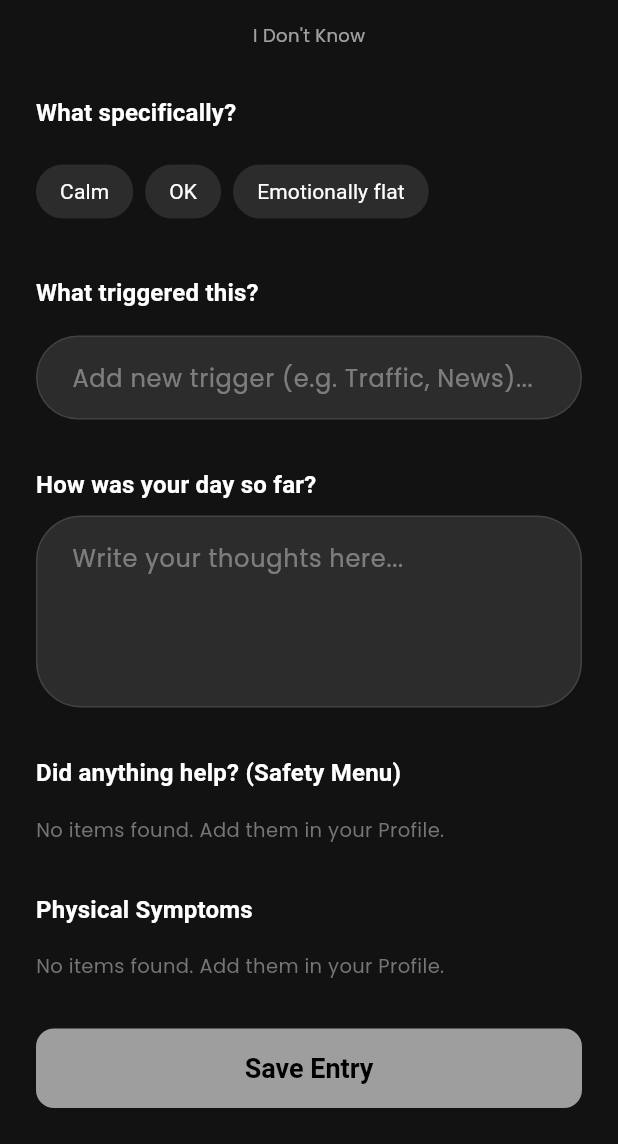
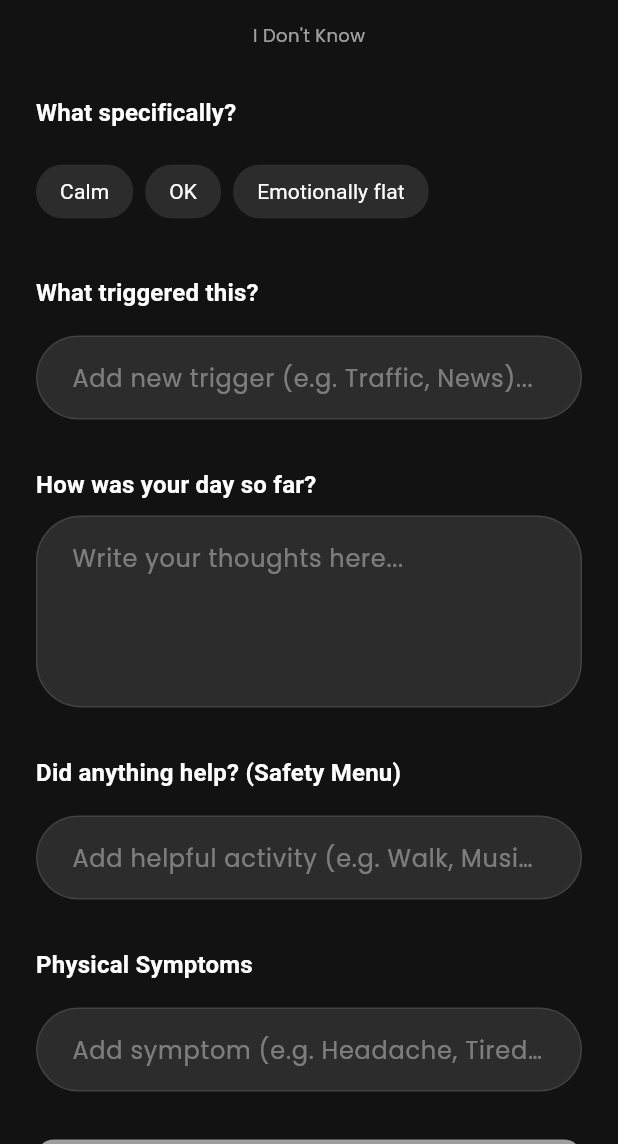
Before and after one commit to yvenyvi/mood-tracker, a Flutter app: the MoodEntryPage screen opened directly, scrolled down 390 dp, on a phone screen of 412 x 824 dp, the part 92-1236 px from its top. Run offline on Flutter 3.47's test engine with Material 3 defaults, Android fonts, the phone set to English and light mode, and no system bars; our stand-ins replace cloud_firestore, firebase_auth, firebase_core, fl_chart, google_fonts, google_sign_in and 1 more; accounts and stored records are empty; network calls fail.

Commit message:
fix/safety-menu-and-physical-symptom

```diff
--- a/lib/screens/mood_entry_page.dart
+++ b/lib/screens/mood_entry_page.dart
@@ -15,6 +15,8 @@ class MoodEntryPage extends StatefulWidget {
 class _MoodEntryPageState extends State<MoodEntryPage> {
   final _noteController = TextEditingController();
   final _triggerController = TextEditingController();
+  final _copingController = TextEditingController();
+  final _symptomController = TextEditingController();
 
   @override
   void initState() {
@@ -38,7 +40,46 @@ class _MoodEntryPageState extends State<MoodEntryPage> {
   void dispose() {
     _noteController.dispose();
     _triggerController.dispose();
+    _copingController.dispose();
+    _symptomController.dispose();
     super.dispose();
+  }
+
+  Future<void> _processNewItems(
+    String input,
+    Set<String> selectedSet,
+    String collectionName,
+    String userId,
+  ) async {
+    if (input.isEmpty) return;
+
+    final newItems = input
+        .split(',')
+        .map((e) => e.trim())
+        .where((e) => e.isNotEmpty);
+
+    for (var item in newItems) {
+      if (!selectedSet.contains(item)) {
+        selectedSet.add(item);
+      }
+
+      // Persist for future validation
+      FirebaseFirestore.instance
+          .collection('users')
+          .doc(userId)
+          .collection(collectionName)
+          .where('name', isEqualTo: item)
+          .get()
+          .then((snapshot) {
+            if (snapshot.docs.isEmpty) {
+              FirebaseFirestore.instance
+                  .collection('users')
+                  .doc(userId)
+                  .collection(collectionName)
+                  .add({'name': item, 'created_at': DateTime.now()});
+            }
+          });
+    }
   }
 
   Future<void> _saveMood() async {
@@ -55,42 +96,29 @@ class _MoodEntryPageState extends State<MoodEntryPage> {
     setState(() => _isSaving = true);
 
     try {
-      // 1. Handle Triggers (Merge selected + new typed)
-      final String manualTriggerInput = _triggerController.text.trim();
+      // 1. Process new items for all dynamic fields
+      await Future.wait([
+        _processNewItems(
+          _triggerController.text.trim(),
+          _selectedTriggers,
+          'triggers',
+          user.uid,
+        ),
+        _processNewItems(
+          _copingController.text.trim(),
+          _selectedCopingStrategies,
+          'coping_strategies',
+          user.uid,
+        ),
+        _processNewItems(
+          _symptomController.text.trim(),
+          _selectedSymptoms,
+          'physical_symptoms',
+          user.uid,
+        ),
+      ]);
+
       final List<String> allTriggers = List.from(_selectedTriggers);
-
-      if (manualTriggerInput.isNotEmpty) {
-        // Split by comma if user typed multiple
-        final newTriggers = manualTriggerInput
-            .split(',')
-            .map((e) => e.trim())
-            .where((e) => e.isNotEmpty);
-
-        for (var t in newTriggers) {
-          // Add to current selection
-          if (!allTriggers.contains(t)) {
-            allTriggers.add(t);
-          }
-
-          // Persist custom trigger for future validation
-          // We do this concurrently without awaiting to speed up UX
-          FirebaseFirestore.instance
-              .collection('users')
-              .doc(user.uid)
-              .collection('triggers')
-              .where('name', isEqualTo: t)
-              .get()
-              .then((snapshot) {
-                if (snapshot.docs.isEmpty) {
-                  FirebaseFirestore.instance
-                      .collection('users')
-                      .doc(user.uid)
-                      .collection('triggers')
-                      .add({'name': t, 'created_at': DateTime.now()});
-                }
-              });
-        }
-      }
 
       await FirebaseFirestore.instance
           .collection('users')
@@ -299,8 +327,16 @@ class _MoodEntryPageState extends State<MoodEntryPage> {
 
             const SizedBox(height: 32),
 
-            // Triggers Section (Replaces simple TextField)
-            _buildTriggersSection(context, user?.uid),
+            // Triggers Section
+            _buildDynamicSection(
+              context,
+              user?.uid,
+              'triggers',
+              'What triggered this?',
+              _selectedTriggers,
+              _triggerController,
+              'Add new trigger (e.g. Traffic, News)...',
+            ),
 
             const SizedBox(height: 32),
 
@@ -330,23 +366,27 @@ class _MoodEntryPageState extends State<MoodEntryPage> {
             const SizedBox(height: 32),
 
             // Coping Strategies Section
-            _buildSelectionSection(
+            _buildDynamicSection(
               context,
               user?.uid,
               'coping_strategies',
               'Did anything help? (Safety Menu)',
               _selectedCopingStrategies,
+              _copingController,
+              'Add helpful activity (e.g. Walk, Music)...',
             ),
 
             const SizedBox(height: 32),
 
             // Physical Symptoms Section
-            _buildSelectionSection(
+            _buildDynamicSection(
               context,
               user?.uid,
               'physical_symptoms',
               'Physical Symptoms',
               _selectedSymptoms,
+              _symptomController,
+              'Add symptom (e.g. Headache, Tiredness)...',
             ),
 
             const SizedBox(height: 32),
@@ -383,110 +423,14 @@ class _MoodEntryPageState extends State<MoodEntryPage> {
     );
   }
 
-  Widget _buildTriggersSection(BuildContext context, String? userId) {
-    final isDark = Theme.of(context).brightness == Brightness.dark;
-    final primaryColor = MoodAssets.getMoodColor(_selectedMood);
-
-    return Column(
-      crossAxisAlignment: CrossAxisAlignment.stretch,
-      children: [
-        Text(
-          'What triggered this?',
-          style: Theme.of(
-            context,
-          ).textTheme.titleMedium?.copyWith(fontWeight: FontWeight.bold),
-        ),
-        const SizedBox(height: 16),
-        // History Chips
-        if (userId != null)
-          StreamBuilder<QuerySnapshot>(
-            stream: FirebaseFirestore.instance
-                .collection('users')
-                .doc(userId)
-                .collection('triggers')
-                .orderBy('created_at', descending: true)
-                .snapshots(),
-            builder: (context, snapshot) {
-              if (!snapshot.hasData) return const SizedBox.shrink();
-
-              final docs = snapshot.data!.docs;
-              // Only show recent/most used or all? Let's show all for now but capped if needed
-              if (docs.isEmpty) return const SizedBox.shrink();
-
-              return Padding(
-                padding: const EdgeInsets.only(bottom: 12.0),
-                child: Wrap(
-                  spacing: 8,
-                  runSpacing: 8,
-                  children: docs.map((doc) {
-                    final data = doc.data() as Map<String, dynamic>;
-                    final name = data['name'] as String? ?? '';
-                    final isSelected = _selectedTriggers.contains(name);
-
-                    return FilterChip(
-                      label: Text(name),
-                      selected: isSelected,
-                      onSelected: (selected) {
-                        setState(() {
-                          if (selected) {
-                            _selectedTriggers.add(name);
-                          } else {
-                            _selectedTriggers.remove(name);
-                          }
-                        });
-                      },
-                      backgroundColor: Theme.of(
-                        context,
-                      ).inputDecorationTheme.fillColor,
-                      selectedColor: primaryColor.withValues(
-                        alpha: isDark ? 0.4 : 0.2,
-                      ),
-                      checkmarkColor: isSelected
-                          ? (isDark ? Colors.white : primaryColor)
-                          : null,
-                      labelStyle: TextStyle(
-                        color: isSelected
-                            ? (isDark ? Colors.white : primaryColor)
-                            : Theme.of(context).textTheme.bodyLarge?.color,
-                        fontWeight: isSelected
-                            ? FontWeight.bold
-                            : FontWeight.normal,
-                      ),
-                      side: isSelected
-                          ? BorderSide(color: primaryColor)
-                          : BorderSide.none,
-                      shape: RoundedRectangleBorder(
-                        borderRadius: BorderRadius.circular(20),
-                      ),
-                    );
-                  }).toList(),
-                ),
-              );
-            },
-          ),
-
-        TextField(
-          controller: _triggerController,
-          decoration: InputDecoration(
-            hintText: 'Add new trigger (e.g. Traffic, News)...',
-            border: OutlineInputBorder(
-              borderRadius: BorderRadius.circular(12),
-              borderSide: BorderSide.none,
-            ),
-            filled: true,
-            fillColor: Theme.of(context).inputDecorationTheme.fillColor,
-          ),
-        ),
-      ],
-    );
-  }
-
-  Widget _buildSelectionSection(
+  Widget _buildDynamicSection(
     BuildContext context,
     String? userId,
     String collection,
     String title,
     Set<String> selectedSet,
+    TextEditingController controller,
+    String hintText,
   ) {
     if (userId == null) return const SizedBox.shrink();
 
@@ -532,14 +476,11 @@ class _MoodEntryPageState extends State<MoodEntryPage> {
             }
 
             final docs = snapshot.data!.docs;
-            if (docs.isEmpty) {
-              return Text(
-                'No items found. Add them in your Profile.',
-                style: TextStyle(color: Colors.grey[600], fontSize: 13),
-              );
-            }
-
-            return Wrap(
+            // Only show if we have items, otherwise the adding prompt is enough
+            if (docs.isNotEmpty) {
+              return Padding(
+                padding: const EdgeInsets.only(bottom: 12.0),
+                child: Wrap(
                   spacing: 8,
                   runSpacing: 8,
                   children: docs.map((doc) {
@@ -584,8 +525,25 @@ class _MoodEntryPageState extends State<MoodEntryPage> {
                       ),
                     );
                   }).toList(),
+                ),
               );
+            }
+            return const SizedBox.shrink();
           },
+        ),
+
+        // Text Input for adding new items
+        TextField(
+          controller: controller,
+          decoration: InputDecoration(
+            hintText: hintText,
+            border: OutlineInputBorder(
+              borderRadius: BorderRadius.circular(12),
+              borderSide: BorderSide.none,
+            ),
+            filled: true,
+            fillColor: Theme.of(context).inputDecorationTheme.fillColor,
+          ),
         ),
       ],
     );
```
Lines whose indentation alone changed are shown as unchanged.
